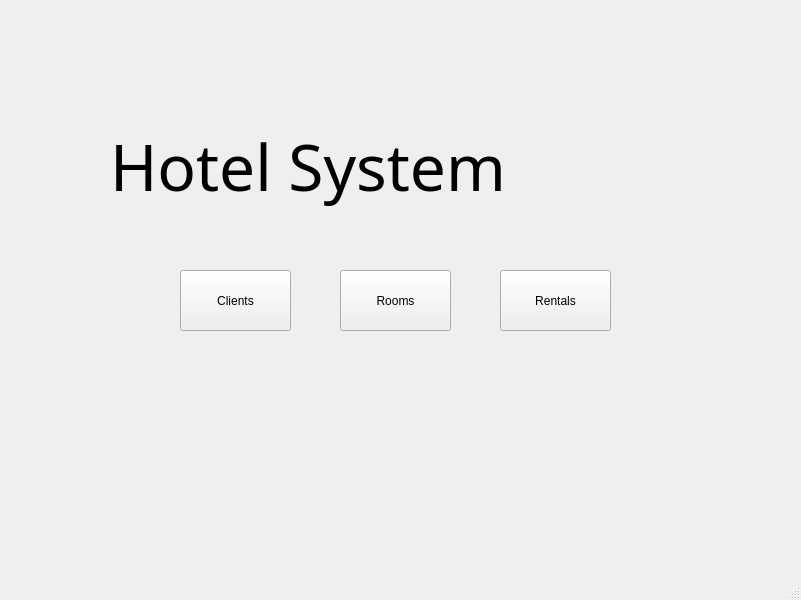
Above: mainwindow.ui from sluchson/Projekt-Studia-HotelSystem before the change. Below: the same form after it.
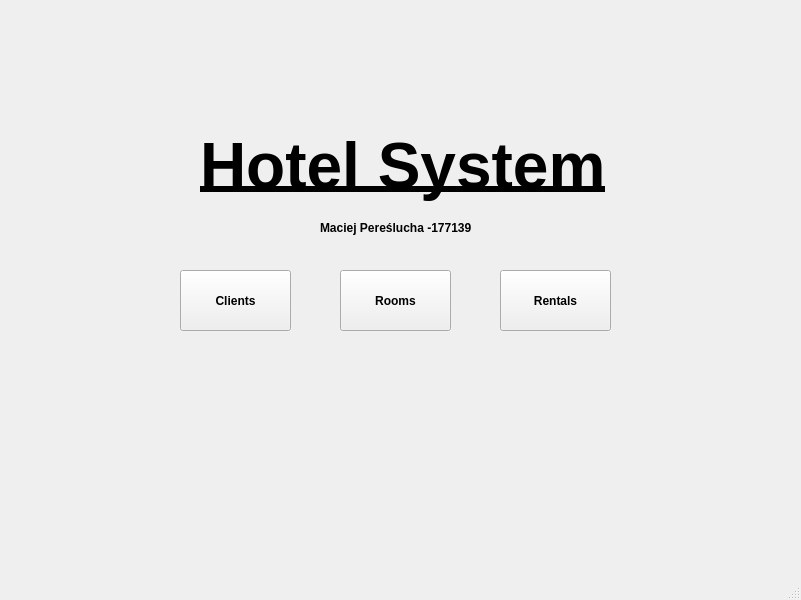
That is the form after the change.

What changed in the file:
```diff
--- a/mainwindow.ui
+++ b/mainwindow.ui
@@ -32,6 +32,11 @@
       <height>61</height>
      </rect>
     </property>
+    <property name="font">
+     <font>
+      <bold>true</bold>
+     </font>
+    </property>
     <property name="text">
      <string>Clients</string>
     </property>
@@ -45,6 +50,11 @@
       <height>61</height>
      </rect>
     </property>
+    <property name="font">
+     <font>
+      <bold>true</bold>
+     </font>
+    </property>
     <property name="text">
      <string>Rooms</string>
     </property>
@@ -58,6 +68,11 @@
       <height>61</height>
      </rect>
     </property>
+    <property name="font">
+     <font>
+      <bold>true</bold>
+     </font>
+    </property>
     <property name="text">
      <string>Rentals</string>
     </property>
@@ -65,24 +80,43 @@
    <widget class="QLabel" name="label">
     <property name="geometry">
      <rect>
-      <x>110</x>
+      <x>200</x>
       <y>110</y>
-      <width>581</width>
+      <width>411</width>
       <height>111</height>
      </rect>
     </property>
     <property name="font">
      <font>
-      <family>Ravie</family>
+      <family>Segoe UI</family>
       <pointsize>48</pointsize>
       <italic>false</italic>
-      <underline>false</underline>
+      <bold>true</bold>
+      <underline>true</underline>
      </font>
     </property>
     <property name="text">
      <string>Hotel System</string>
     </property>
    </widget>
+   <widget class="QLabel" name="label_2">
+    <property name="geometry">
+     <rect>
+      <x>320</x>
+      <y>220</y>
+      <width>161</width>
+      <height>16</height>
+     </rect>
+    </property>
+    <property name="font">
+     <font>
+      <bold>true</bold>
+     </font>
+    </property>
+    <property name="text">
+     <string>Maciej Pereślucha -177139</string>
+    </property>
+   </widget>
   </widget>
   <widget class="QMenuBar" name="menubar">
    <property name="geometry">
```
Left out of the diff: 2 changed lines with no effect on the pictures.
